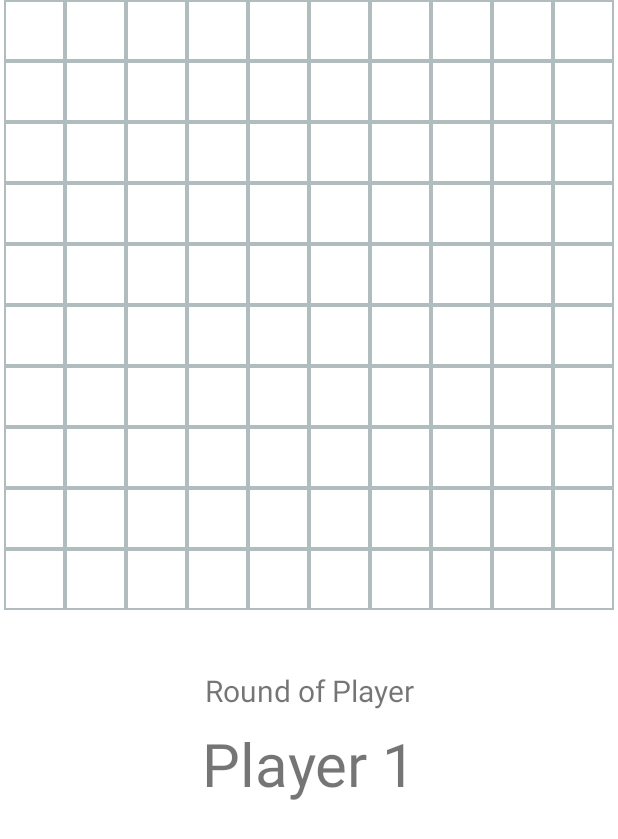
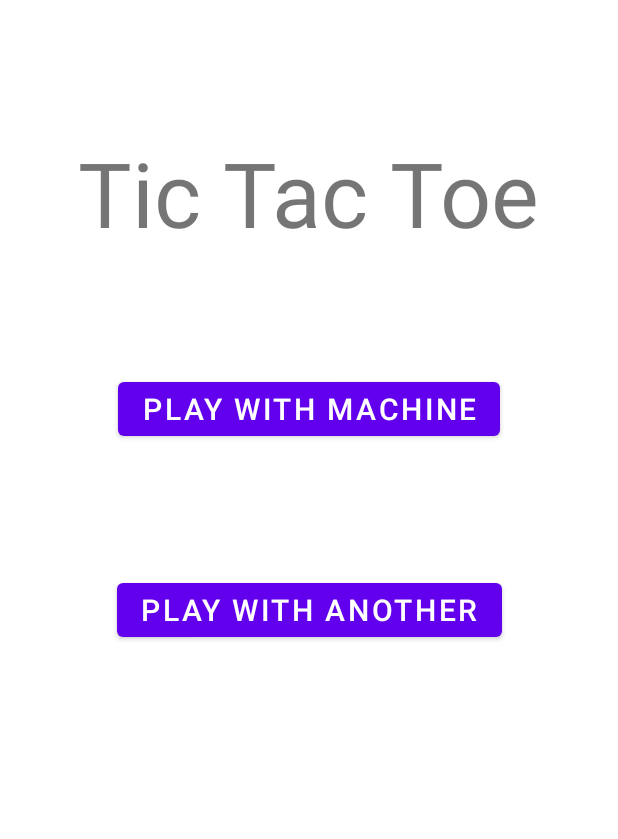
Before and after one commit to TheSausages/SMiM2, an Android app: the screen it shows after launch (ScalableBoardActivity before the commit, MainMenuActivity after it), on a phone screen of 412 x 824 dp. Shown: the top 839 px of the screen. Run offline under Robolectric (Android 15) with nearby library versions, the phone set to English and light mode, and no system bars.

```diff
--- a/app/src/main/AndroidManifest.xml
+++ b/app/src/main/AndroidManifest.xml
@@ -20,5 +20,6 @@
         </activity>
 
         <activity android:name=".activities.ScalableBoardActivity" />
+        <activity android:name=".activities.MainMenuActivity" />
     </application>
 </manifest>
--- a/app/src/main/java/project/dwa/MainActivity.kt
+++ b/app/src/main/java/project/dwa/MainActivity.kt
@@ -3,25 +3,14 @@ package project.dwa
 import android.content.Intent
 import androidx.appcompat.app.AppCompatActivity
 import android.os.Bundle
-import project.dwa.activities.ScalableBoardActivity
-import project.dwa.models.Player
+import project.dwa.activities.MainMenuActivity
 
 class MainActivity : AppCompatActivity() {
     override fun onCreate(savedInstanceState: Bundle?) {
         super.onCreate(savedInstanceState)
 
-        val boardIntent = Intent(this, ScalableBoardActivity::class.java)
+        val mainMenuActivity = Intent(this, MainMenuActivity::class.java)
 
-        boardIntent.putExtra("size", 10)
-        boardIntent.putExtra("elementsToWin", 4)
-
-        boardIntent.putParcelableArrayListExtra("players", arrayListOf(
-            Player("Player 1", R.drawable.x, false),
-            Player("Player 2", R.drawable.o),
-            Player("Machine", R.drawable.gear, true)
-        ))
-        boardIntent.addFlags(Intent.FLAG_ACTIVITY_NEW_TASK or Intent.FLAG_ACTIVITY_CLEAR_TASK)
-
-        startActivity(boardIntent)
+        startActivity(mainMenuActivity)
     }
 }
--- /dev/null
+++ b/app/src/main/java/project/dwa/activities/MainMenuActivity.kt
@@ -0,0 +1,53 @@
+package project.dwa.activities
+
+import android.content.Intent
+import android.os.Bundle
+import android.widget.Button
+import androidx.appcompat.app.AppCompatActivity
+import project.dwa.R
+import project.dwa.models.Player
+
+class MainMenuActivity: AppCompatActivity() {
+
+    override fun onCreate(savedInstanceState: Bundle?) {
+        super.onCreate(savedInstanceState)
+
+        val size = 10
+        val elementsToWin = 4
+
+        // Use the menu layout
+        setContentView(R.layout.main_menu)
+
+        // Set the click listener for the 'Play with Machine' Button
+        val playWithMachineButton: Button = findViewById(R.id.play_machine_button_id)
+        playWithMachineButton.setOnClickListener {
+            val boardIntent = Intent(this, ScalableBoardActivity::class.java)
+
+            boardIntent.putExtra("size", size)
+            boardIntent.putExtra("elementsToWin", elementsToWin)
+
+            boardIntent.putParcelableArrayListExtra("players", arrayListOf(
+                Player.createNormalPlayer("Player 1", R.drawable.x),
+                Player.createMachinePlayer()
+            ))
+
+            startActivity(boardIntent)
+        }
+
+        // Set the click listener for the 'Play with Another' Button
+        val playWithAnotherButton: Button = findViewById(R.id.play_another_button_id)
+        playWithAnotherButton.setOnClickListener {
+            val boardIntent = Intent(this, ScalableBoardActivity::class.java)
+
+            boardIntent.putExtra("size", size)
+            boardIntent.putExtra("elementsToWin", elementsToWin)
+
+            boardIntent.putParcelableArrayListExtra("players", arrayListOf(
+                Player.createNormalPlayer("Player 1", R.drawable.x),
+                Player.createNormalPlayer("Player 2", R.drawable.o)
+            ))
+
+            startActivity(boardIntent)
+        }
+    }
+}
--- /dev/null
+++ b/app/src/main/res/layout-land/main_menu.xml
@@ -0,0 +1,44 @@
+<?xml version="1.0" encoding="utf-8"?>
+<androidx.constraintlayout.widget.ConstraintLayout xmlns:android="http://schemas.android.com/apk/res/android"
+    xmlns:app="http://schemas.android.com/apk/res-auto"
+    xmlns:tools="http://schemas.android.com/tools"
+    android:layout_width="match_parent"
+    android:layout_height="match_parent">
+
+    <TextView
+        android:id="@+id/main_menu_title_text_id"
+        android:layout_width="wrap_content"
+        android:layout_height="wrap_content"
+        android:layout_marginTop="40dp"
+        android:text="@string/main_menu_title"
+        android:textSize="60sp"
+        app:layout_constraintEnd_toEndOf="parent"
+        app:layout_constraintHorizontal_bias="0.498"
+        app:layout_constraintStart_toStartOf="parent"
+        app:layout_constraintTop_toTopOf="parent" />
+
+    <Button
+        android:id="@+id/play_another_button_id"
+        android:layout_width="wrap_content"
+        android:layout_height="wrap_content"
+        android:text="@string/play_another_text"
+        android:textSize="20sp"
+        app:layout_constraintBottom_toBottomOf="parent"
+        app:layout_constraintEnd_toEndOf="parent"
+        app:layout_constraintStart_toStartOf="parent"
+        app:layout_constraintTop_toBottomOf="@+id/play_machine_button_id"
+        app:layout_constraintVertical_bias="0.157" />
+
+    <Button
+        android:id="@+id/play_machine_button_id"
+        android:layout_width="wrap_content"
+        android:layout_height="wrap_content"
+        android:layout_marginTop="36dp"
+        android:text="@string/play_machine_text"
+        android:textSize="20sp"
+        app:layout_constraintEnd_toEndOf="parent"
+        app:layout_constraintHorizontal_bias="0.501"
+        app:layout_constraintStart_toStartOf="parent"
+        app:layout_constraintTop_toBottomOf="@+id/main_menu_title_text_id" />
+
+</androidx.constraintlayout.widget.ConstraintLayout>
--- /dev/null
+++ b/app/src/main/res/layout/main_menu.xml
@@ -0,0 +1,42 @@
+<?xml version="1.0" encoding="utf-8"?>
+<androidx.constraintlayout.widget.ConstraintLayout xmlns:android="http://schemas.android.com/apk/res/android"
+    xmlns:app="http://schemas.android.com/apk/res-auto"
+    xmlns:tools="http://schemas.android.com/tools"
+    android:layout_width="match_parent"
+    android:layout_height="match_parent">
+
+    <TextView
+        android:id="@+id/main_menu_title_text_id"
+        android:layout_width="wrap_content"
+        android:layout_height="wrap_content"
+        android:layout_marginTop="88dp"
+        android:text="@string/main_menu_title"
+        android:textSize="60sp"
+        app:layout_constraintEnd_toEndOf="parent"
+        app:layout_constraintHorizontal_bias="0.497"
+        app:layout_constraintStart_toStartOf="parent"
+        app:layout_constraintTop_toTopOf="parent" />
+
+    <Button
+        android:id="@+id/play_machine_button_id"
+        android:layout_width="wrap_content"
+        android:layout_height="wrap_content"
+        android:layout_marginTop="80dp"
+        android:text="@string/play_machine_text"
+        android:textSize="20sp"
+        app:layout_constraintEnd_toEndOf="parent"
+        app:layout_constraintStart_toStartOf="parent"
+        app:layout_constraintTop_toBottomOf="@+id/main_menu_title_text_id" />
+
+    <Button
+        android:id="@+id/play_another_button_id"
+        android:layout_width="wrap_content"
+        android:layout_height="wrap_content"
+        android:text="@string/play_another_text"
+        android:textSize="20sp"
+        app:layout_constraintBottom_toBottomOf="parent"
+        app:layout_constraintEnd_toEndOf="parent"
+        app:layout_constraintStart_toStartOf="parent"
+        app:layout_constraintTop_toBottomOf="@+id/play_machine_button_id"
+        app:layout_constraintVertical_bias="0.18" />
+</androidx.constraintlayout.widget.ConstraintLayout>
--- a/app/src/main/res/values/strings.xml
+++ b/app/src/main/res/values/strings.xml
@@ -2,4 +2,10 @@
     <string name="app_name">Project 2</string>
     <string name="round_of_player_text">Round of Player</string>
     <string name="default_player_name_text">None</string>
+    <string name="main_menu_title">Tic Tac Toe</string>
+    <string name="play_another_text">Play With Another</string>
+    <string name="play_machine_text">Play With Machine</string>
+    <string name="default_winner_text">%s Won!</string>
+    <string name="go_to_menu_text">Just Return</string>
+    <string name="save_and_go_to_menu_text">Save and Return</string>
 </resources>
```
Also changed, not shown: app/src/main/java/project/dwa/activities/ScalableBoardActivity.kt (+12 -11 lines), app/src/main/java/project/dwa/activities/WinnerPopUpDialog.kt (added, +39 -0 lines), app/src/main/java/project/dwa/models/Player.kt (+10 -2 lines), app/src/main/res/layout/activity_main.xml (deleted, +0 -18 lines).
